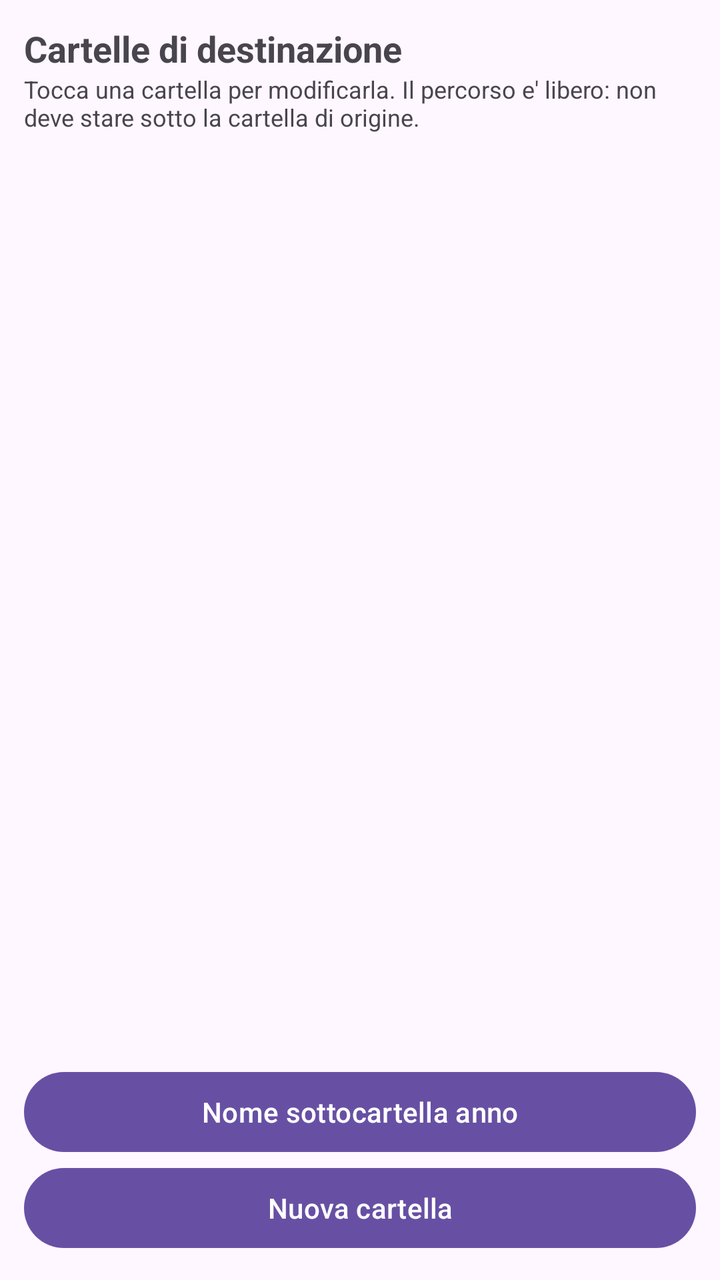
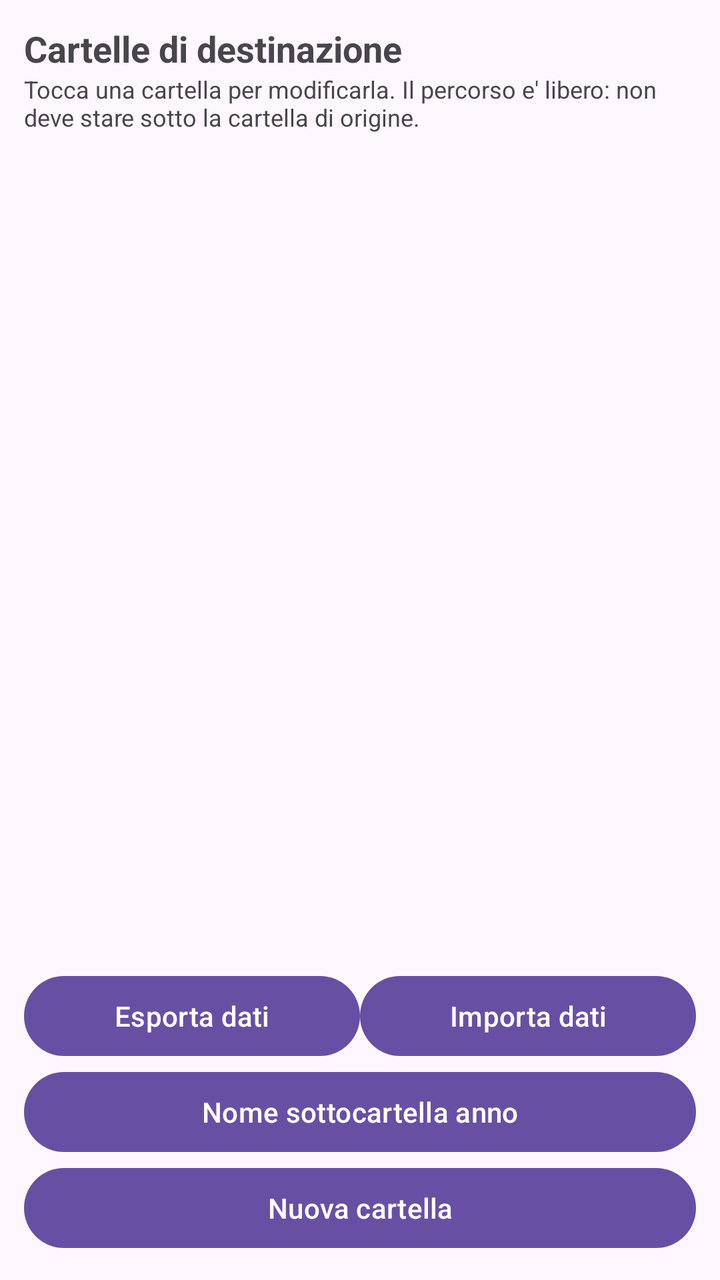

Before-and-after screenshots of an Android layout around one commit, followed by the original layout XML and the change that was made.
<!-- AndroidManifest.xml: application theme Theme.Fotosistemis -->
<!-- res/layout/activity_destinations.xml -->
<?xml version="1.0" encoding="utf-8"?>
<LinearLayout xmlns:android="http://schemas.android.com/apk/res/android"
    android:id="@+id/destinationsRoot"
    android:layout_width="match_parent"
    android:layout_height="match_parent"
    android:orientation="vertical"
    android:padding="12dp">

    <TextView
        android:layout_width="match_parent"
        android:layout_height="wrap_content"
        android:text="@string/destinations_title"
        android:textSize="18sp"
        android:textStyle="bold" />

    <TextView
        android:layout_width="match_parent"
        android:layout_height="wrap_content"
        android:layout_marginBottom="8dp"
        android:text="@string/destinations_hint"
        android:textSize="12sp" />

    <ListView
        android:id="@+id/destinationList"
        android:layout_width="match_parent"
        android:layout_height="0dp"
        android:layout_weight="1" />

    <Button
        android:id="@+id/patternButton"
        android:layout_width="match_parent"
        android:layout_height="wrap_content"
        android:text="@string/pattern_title" />

    <Button
        android:id="@+id/addDestinationButton"
        android:layout_width="match_parent"
        android:layout_height="wrap_content"
        android:text="@string/destination_new" />
</LinearLayout>
<!-- resources referenced by this layout -->
<resources>
  <string name="destination_new">Nuova cartella</string>
  <string name="destinations_hint">Tocca una cartella per modificarla. Il percorso e\' libero: non deve stare sotto la cartella di origine.</string>
  <string name="destinations_title">Cartelle di destinazione</string>
  <string name="pattern_title">Nome sottocartella anno</string>
  <style name="Theme.Fotosistemis" parent="Base.Theme.Fotosistemis" />
  <style name="Base.Theme.Fotosistemis" parent="Theme.Material3.DayNight.NoActionBar">
          
          
      </style>
</resources>

<!-- the commit's change to res/layout/activity_destinations.xml (unified diff, before → after) -->
@@ -26,6 +26,26 @@
         android:layout_height="0dp"
         android:layout_weight="1" />
 
+    <LinearLayout
+        android:layout_width="match_parent"
+        android:layout_height="wrap_content"
+        android:orientation="horizontal">
+
+        <Button
+            android:id="@+id/exportButton"
+            android:layout_width="0dp"
+            android:layout_height="wrap_content"
+            android:layout_weight="1"
+            android:text="@string/action_export" />
+
+        <Button
+            android:id="@+id/importButton"
+            android:layout_width="0dp"
+            android:layout_height="wrap_content"
+            android:layout_weight="1"
+            android:text="@string/action_import" />
+    </LinearLayout>
+
     <Button
         android:id="@+id/patternButton"
         android:layout_width="match_parent"
<!-- resource entries referenced after the edit -->
@@ -1,5 +1,7 @@
 <!-- resources referenced by this layout -->
 <resources>
+  <string name="action_export">Esporta dati</string>
+  <string name="action_import">Importa dati</string>
   <string name="destination_new">Nuova cartella</string>
   <string name="destinations_hint">Tocca una cartella per modificarla. Il percorso e\' libero: non deve stare sotto la cartella di origine.</string>
   <string name="destinations_title">Cartelle di destinazione</string>
